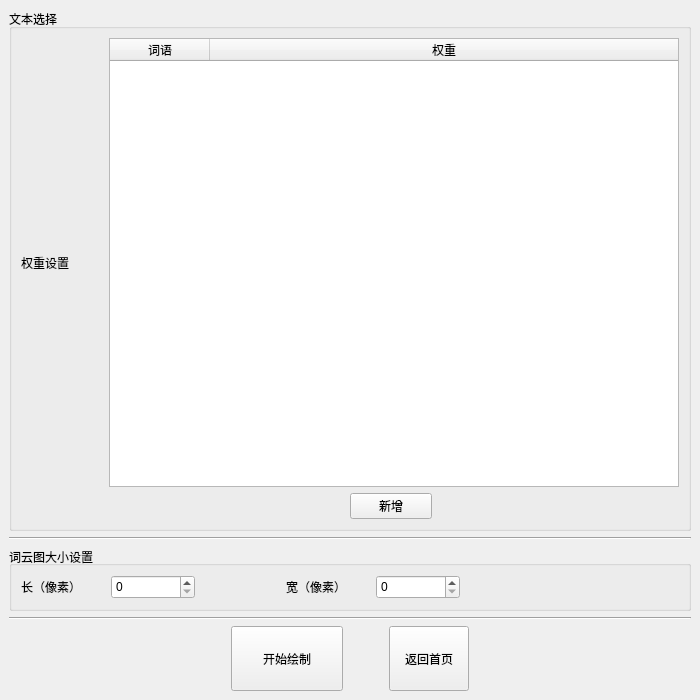
CFRFREE/WordCloud, file resources/Weight.ui: the form before one commit.
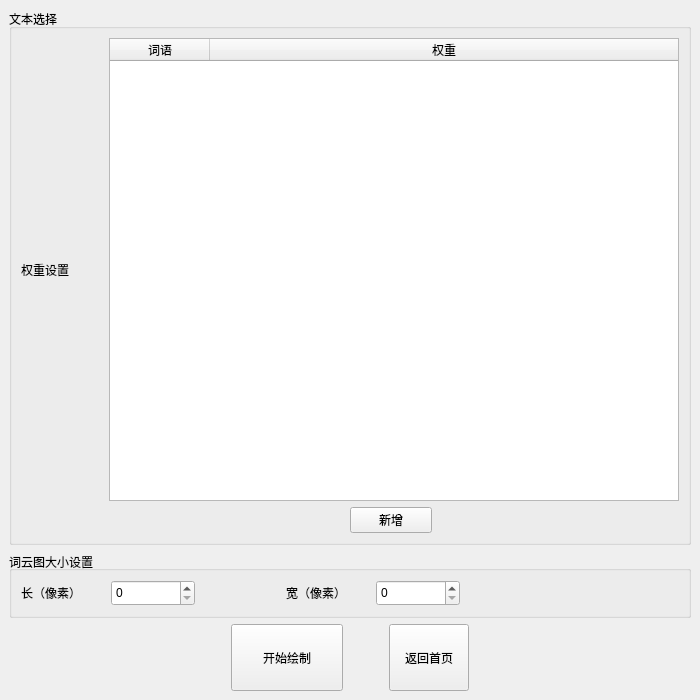
The form after the commit.

```diff
--- a/resources/Weight.ui
+++ b/resources/Weight.ui
@@ -14,7 +14,7 @@
    <string>FREE词云绘制软件—权重模式</string>
   </property>
   <widget class="QWidget" name="centralwidget">
-   <layout class="QVBoxLayout" name="verticalLayout_2" stretch="8,0,1,0,1">
+   <layout class="QVBoxLayout" name="verticalLayout_2" stretch="8,1,1">
     <item>
      <widget class="QGroupBox" name="groupBox_2">
       <property name="sizePolicy">
@@ -168,13 +168,6 @@
       </layout>
      </widget>
     </item>
-    <item>
-     <widget class="Line" name="line_2">
-      <property name="orientation">
-       <enum>Qt::Horizontal</enum>
-      </property>
-     </widget>
-    </item>
     <item>
      <widget class="QGroupBox" name="groupBox">
       <property name="sizePolicy">
@@ -287,13 +280,6 @@
       </layout>
      </widget>
     </item>
-    <item>
-     <widget class="Line" name="line">
-      <property name="orientation">
-       <enum>Qt::Horizontal</enum>
-      </property>
-     </widget>
-    </item>
     <item>
      <layout class="QHBoxLayout" name="horizontalLayout_5" stretch="2,1,0,0,2">
       <item>
```
